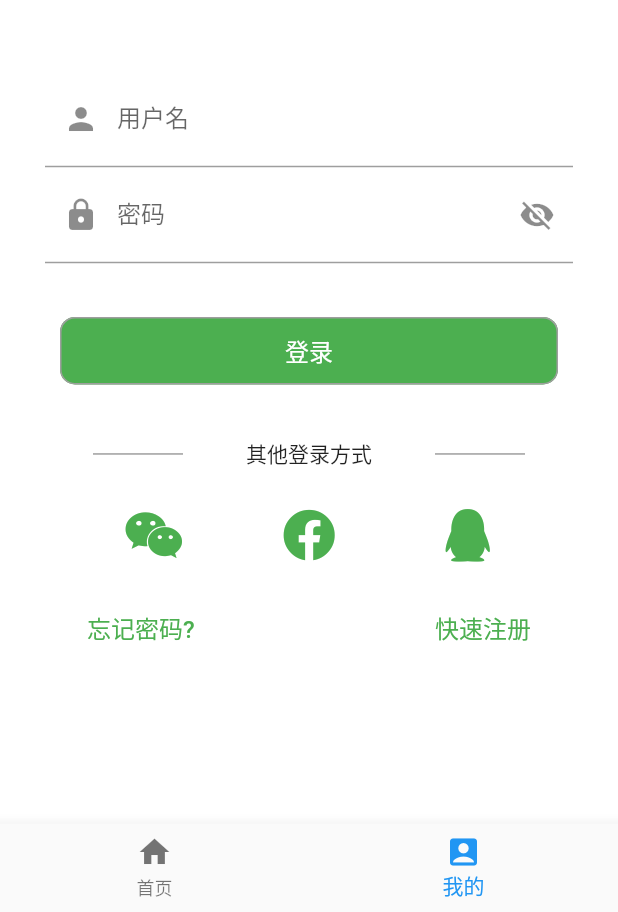
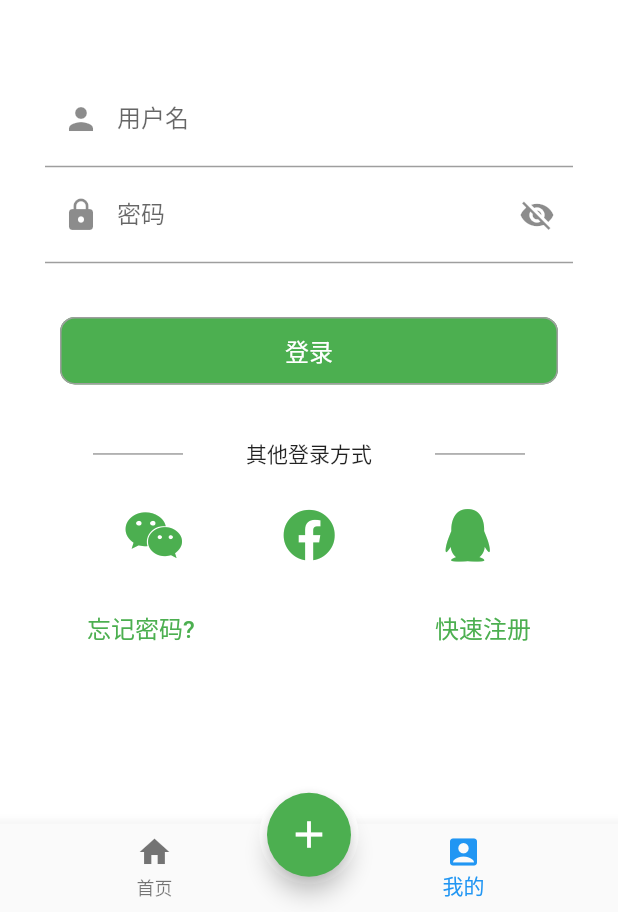
Before and after one commit to wch93/photo_diary, a Flutter app: the screen it shows after launch, item 2 of the bottom bar chosen, on a phone screen of 412 x 824 dp, the part 324-1236 px from its top. Run offline on Flutter 3.47's test engine with Material 2 defaults, Android fonts, the phone set to English and light mode, and no system bars; our stand-ins replace cached_network_image, flutter_screenutil, font_awesome_flutter, transparent_image; network calls fail; statements that could not run were skipped.

```diff
--- a/lib/main.dart
+++ b/lib/main.dart
@@ -43,6 +43,21 @@ class _MyStackPageState extends State<MyStackPage> {
   Widget build(BuildContext context) {
     return Container(
       child: Scaffold(
+        // 外层包裹Container来修改位置和大小
+        floatingActionButton: Container(
+          margin: EdgeInsets.only(top: 15),
+          padding: EdgeInsets.all(5),
+          decoration: BoxDecoration(
+            borderRadius: BorderRadius.circular(80),
+            color: Colors.white,
+          ),
+          child: FloatingActionButton(
+            backgroundColor: Theme.of(context).primaryColor,
+            child: Icon(Icons.add, size: 30),
+            onPressed: () {},
+          ),
+        ),
+        floatingActionButtonLocation: FloatingActionButtonLocation.centerDocked,
         body: Center(
           child: IndexedStack(
             index: this._currentIndex,
--- a/lib/pages/home.dart
+++ b/lib/pages/home.dart
@@ -1,3 +1,4 @@
+import 'package:cached_network_image/cached_network_image.dart';
 import 'package:flutter/material.dart';
 import 'package:photodiary/components/photo_card.dart';
 
--- a/pubspec.yaml
+++ b/pubspec.yaml
@@ -28,7 +28,7 @@ dependencies:
   cached_network_image: ^2.5.1
   extended_image: ^3.0.0
   transparent_image: ^2.0.0
-
+  cached_network_image: ^3.0.0
 
   # The following adds the Cupertino Icons font to your application.
   # Use with the CupertinoIcons class for iOS style icons.
```
Also changed, not shown: lib/components/photo_card.dart (+18 -23 lines).
